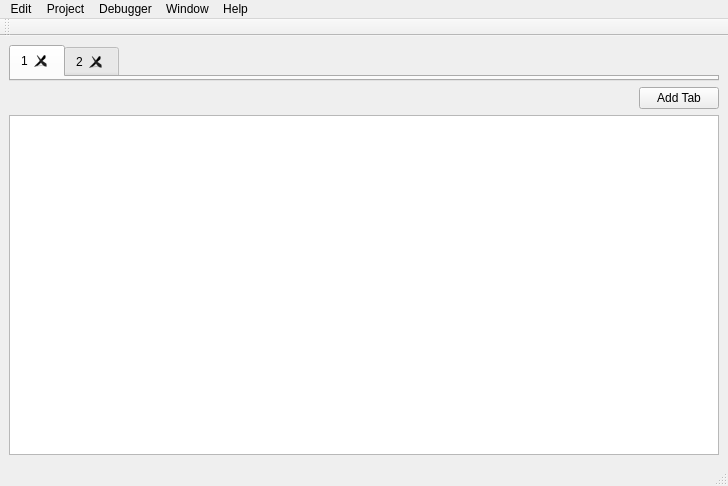
RubyGB/CLEOD, file IDE/mcleodide.ui: the form before one commit.
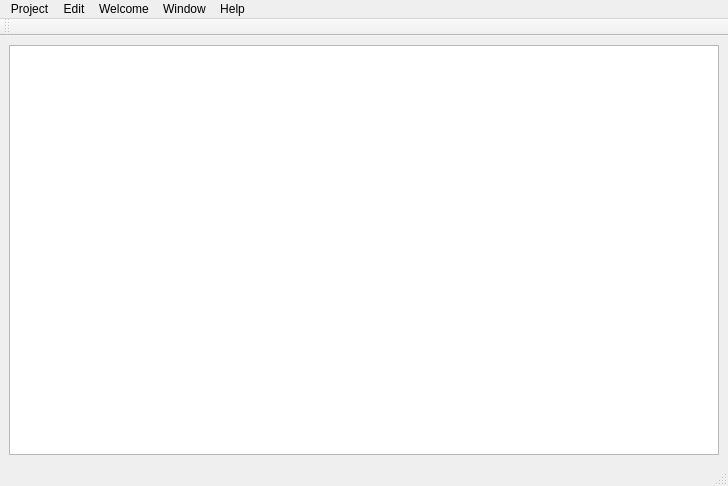
The form after the commit. Icons and pictures are not drawn.

Commit message: Actions completed, removed tabs

```diff
--- a/IDE/mcleodide.ui
+++ b/IDE/mcleodide.ui
@@ -16,78 +16,7 @@
   <widget class="QWidget" name="centralwidget">
    <layout class="QHBoxLayout" name="horizontalLayout">
     <item>
-     <layout class="QVBoxLayout" name="verticalLayout">
-      <item>
-       <widget class="QTabWidget" name="tabWidget">
-        <property name="sizePolicy">
-         <sizepolicy hsizetype="Preferred" vsizetype="Fixed">
-          <horstretch>0</horstretch>
-          <verstretch>0</verstretch>
-         </sizepolicy>
-        </property>
-        <property name="tabShape">
-         <enum>QTabWidget::Rounded</enum>
-        </property>
-        <property name="currentIndex">
-         <number>0</number>
-        </property>
-        <property name="iconSize">
-         <size>
-          <width>32</width>
-          <height>32</height>
-         </size>
-        </property>
-        <property name="usesScrollButtons">
-         <bool>true</bool>
-        </property>
-        <property name="documentMode">
-         <bool>false</bool>
-        </property>
-        <property name="tabsClosable">
-         <bool>true</bool>
-        </property>
-        <property name="movable">
-         <bool>true</bool>
-        </property>
-        <property name="tabBarAutoHide">
-         <bool>false</bool>
-        </property>
-        <widget class="QWidget" name="tab">
-         <attribute name="title">
-          <string>1</string>
-         </attribute>
-        </widget>
-        <widget class="QWidget" name="tab_2">
-         <attribute name="title">
-          <string>2</string>
-         </attribute>
-        </widget>
-       </widget>
-      </item>
-      <item alignment="Qt::AlignRight">
-       <widget class="QPushButton" name="pushButton">
-        <property name="sizePolicy">
-         <sizepolicy hsizetype="Fixed" vsizetype="Maximum">
-          <horstretch>0</horstretch>
-          <verstretch>0</verstretch>
-         </sizepolicy>
-        </property>
-        <property name="text">
-         <string>Add Tab</string>
-        </property>
-       </widget>
-      </item>
-      <item>
-       <widget class="QTextEdit" name="textEdit">
-        <property name="sizePolicy">
-         <sizepolicy hsizetype="MinimumExpanding" vsizetype="Preferred">
-          <horstretch>0</horstretch>
-          <verstretch>0</verstretch>
-         </sizepolicy>
-        </property>
-       </widget>
-      </item>
-     </layout>
+     <widget class="QTextEdit" name="textEdit"/>
     </item>
    </layout>
   </widget>
@@ -136,7 +65,7 @@
    </widget>
    <widget class="QMenu" name="menuDebugger">
     <property name="title">
-     <string>Debugger</string>
+     <string>Welcome</string>
     </property>
    </widget>
    <widget class="QMenu" name="menuWindow">
@@ -152,8 +81,8 @@
     <addaction name="actionWelcome"/>
     <addaction name="actionMcleod_Documentation"/>
    </widget>
-   <addaction name="menuEdit"/>
    <addaction name="menuProject"/>
+   <addaction name="menuEdit"/>
    <addaction name="menuDebugger"/>
    <addaction name="menuWindow"/>
    <addaction name="menuHelp"/>
```
Left out of the diff: 66 changed lines with no effect on the pictures. The commit also changes 2 other files.
